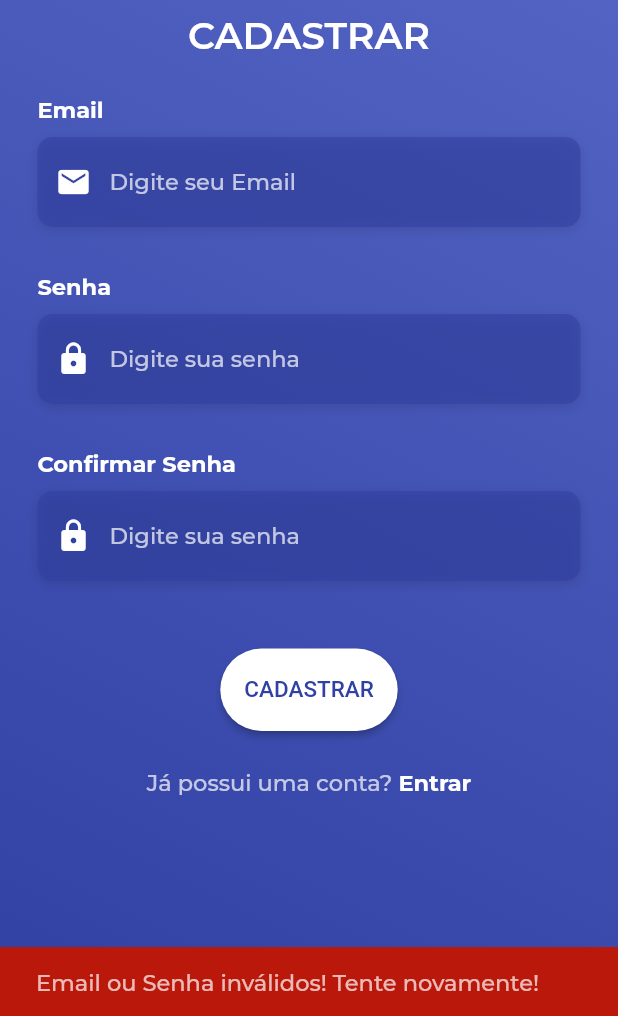
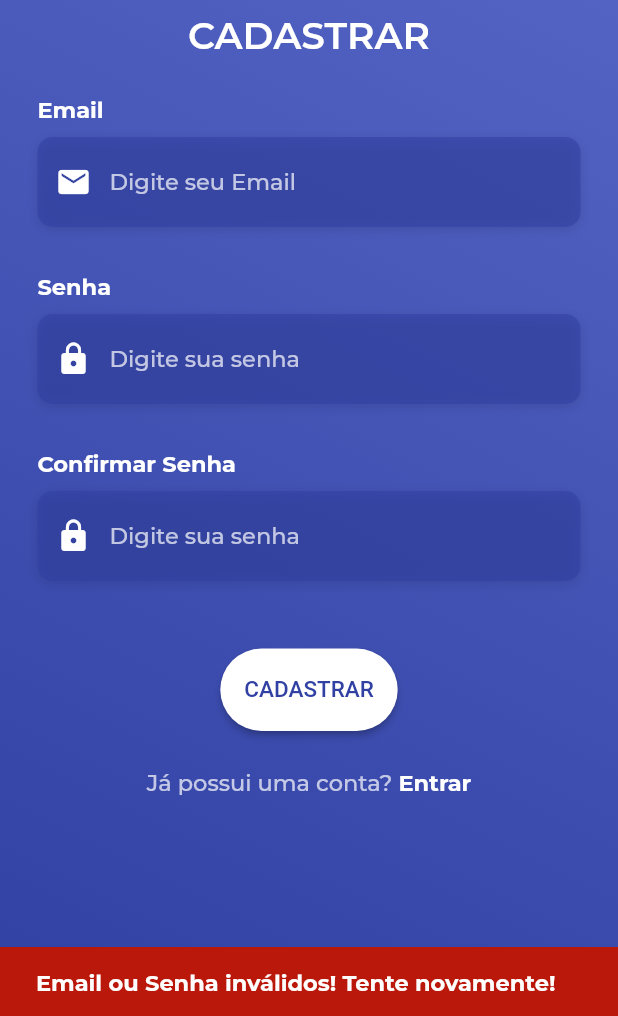
Before and after one commit to joaolucasportella/rac, a Flutter app: the SignUpScreen screen opened directly, after a tap on "CADASTRAR", on a phone screen of 412 x 824 dp, the part 220-1236 px from its top. Run offline on Flutter 3.47's test engine with Material 2 defaults, Android fonts, the phone set to English and light mode, and no system bars; drawn by our look-alikes of social_login_buttons; our stand-ins replace animated_splash_screen, firebase_auth, firebase_core, flutter_blue, google_fonts, google_sign_in and 2 more; accounts and stored records are empty; network calls fail.

Commit message:
add messageToUser to signup_screen

```diff
--- a/lib/screens/signup_screen.dart
+++ b/lib/screens/signup_screen.dart
@@ -3,6 +3,7 @@ import 'package:flutter/services.dart';
 import 'package:rac/main.dart';
 import 'package:rac/services/authentication.dart';
 import 'package:rac/utilities/constants.dart';
+import 'package:rac/utilities/messages.dart';
 import 'package:social_login_buttons/social_login_buttons.dart';
 
 class SignUpScreen extends StatefulWidget {
@@ -135,12 +136,8 @@ class _SignUpScreenState extends State<SignUpScreen> {
                 Authentication().signUp(context, _emailController.text.trim(),
                     _passwordController.text.trim());
               } else {
-                ScaffoldMessenger.of(context).showSnackBar(SnackBar(
-                  content: Text("Email ou Senha inválidos! Tente novamente!",
-                      style: textStyle),
-                  duration: const Duration(seconds: 3),
-                  backgroundColor: const Color.fromARGB(255, 187, 24, 12),
-                ));
+                messageToUser(
+                    context, "Email ou Senha inválidos! Tente novamente!", 2);
               }
             },
           ),
```
